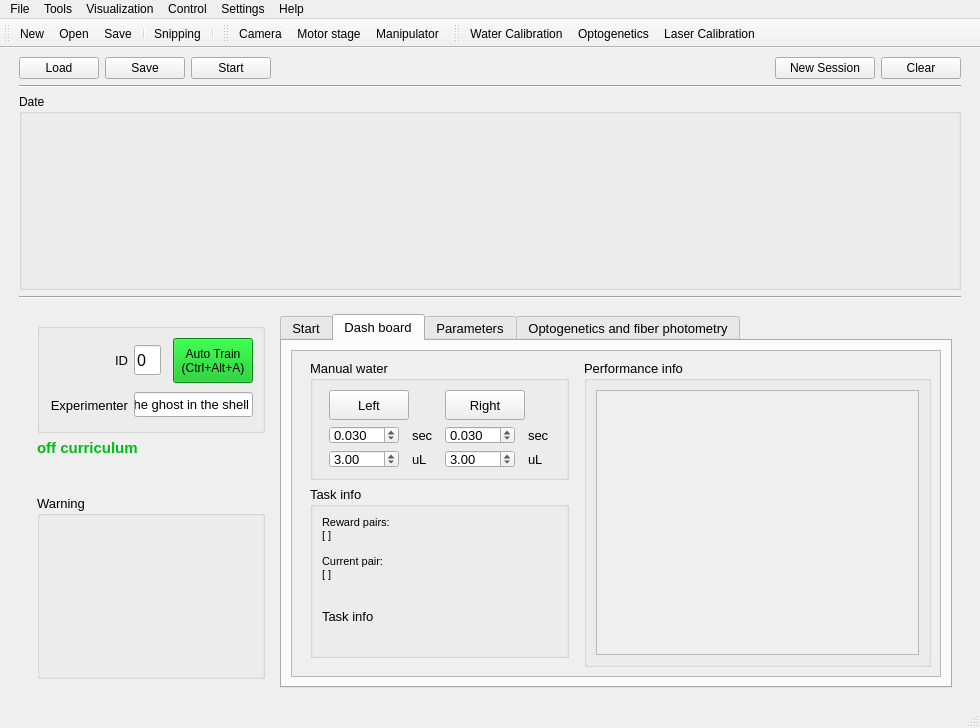
Before: the Qt Designer form src/foraging_gui/ForagingGUI.ui in AllenNeuralDynamics/dynamic-foraging-task, drawn with Qt 5.
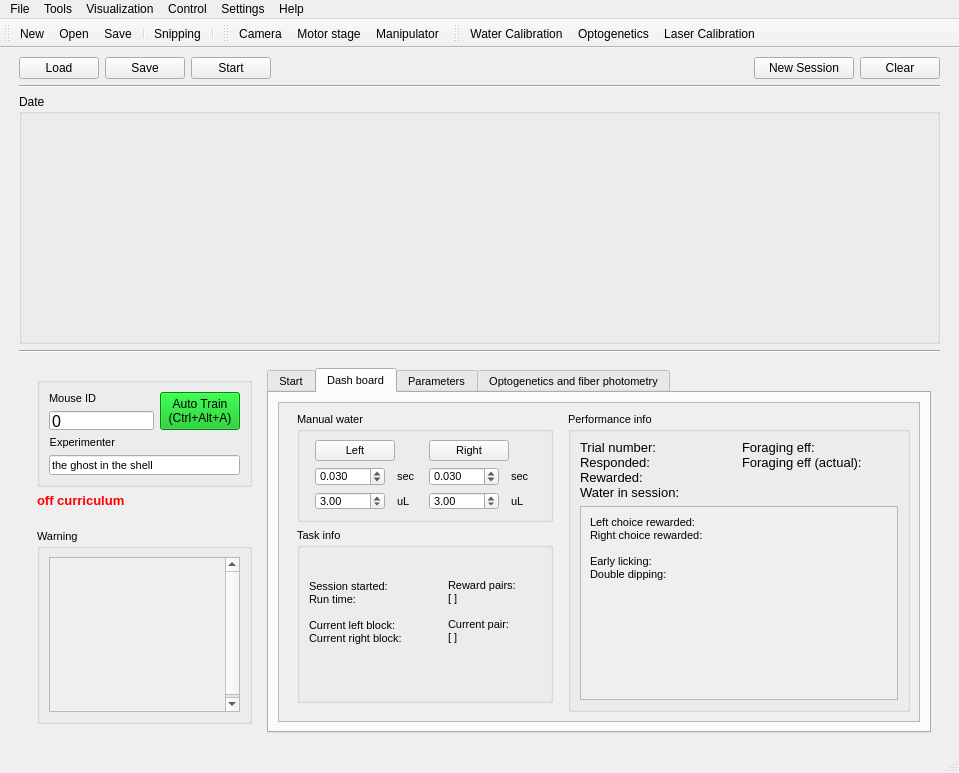
After: the same form once the commit is applied. Icons and pictures are not drawn.

Commit message: reorganize task and performance info

```diff
--- a/src/foraging_gui/ForagingGUI.ui
+++ b/src/foraging_gui/ForagingGUI.ui
@@ -12,8 +12,8 @@
    <rect>
     <x>0</x>
     <y>0</y>
-    <width>980</width>
-    <height>728</height>
+    <width>959</width>
+    <height>773</height>
    </rect>
   </property>
   <property name="sizePolicy">
@@ -180,7 +180,7 @@
         <property name="sizePolicy">
          <sizepolicy hsizetype="Expanding" vsizetype="Expanding">
           <horstretch>0</horstretch>
-          <verstretch>20</verstretch>
+          <verstretch>30</verstretch>
          </sizepolicy>
         </property>
         <property name="minimumSize">
@@ -226,7 +226,7 @@
           <widget class="QWidget" name="widget_3" native="true">
            <property name="sizePolicy">
             <sizepolicy hsizetype="Preferred" vsizetype="Preferred">
-             <horstretch>5</horstretch>
+             <horstretch>7</horstretch>
              <verstretch>0</verstretch>
             </sizepolicy>
            </property>
@@ -253,55 +253,7 @@
                 <layout class="QGridLayout" name="gridLayout_9">
                  <item row="0" column="0">
                   <layout class="QGridLayout" name="gridLayout_4">
-                   <item row="1" column="1" colspan="3">
-                    <widget class="QLineEdit" name="Experimenter">
-                     <property name="sizePolicy">
-                      <sizepolicy hsizetype="Expanding" vsizetype="Fixed">
-                       <horstretch>0</horstretch>
-                       <verstretch>0</verstretch>
-                      </sizepolicy>
-                     </property>
-                     <property name="maximumSize">
-                      <size>
-                       <width>16777215</width>
-                       <height>25</height>
-                      </size>
-                     </property>
-                     <property name="font">
-                      <font>
-                       <pointsize>10</pointsize>
-                      </font>
-                     </property>
-                     <property name="text">
-                      <string>the ghost in the shell</string>
-                     </property>
-                    </widget>
-                   </item>
-                   <item row="1" column="0">
-                    <widget class="QLabel" name="label_74">
-                     <property name="sizePolicy">
-                      <sizepolicy hsizetype="Expanding" vsizetype="Expanding">
-                       <horstretch>0</horstretch>
-                       <verstretch>5</verstretch>
-                      </sizepolicy>
-                     </property>
-                     <property name="font">
-                      <font>
-                       <pointsize>10</pointsize>
-                      </font>
-                     </property>
-                     <property name="text">
-                      <string>Experimenter</string>
-                     </property>
-                     <property name="textFormat">
-                      <enum>Qt::AutoText</enum>
-                     </property>
-                     <property name="alignment">
-                      <set>Qt::AlignRight|Qt::AlignTrailing|Qt::AlignVCenter</set>
-                     </property>
-                    </widget>
-                   </item>
-                   <item row="0" column="0">
+                   <item row="0" column="1">
                     <widget class="QLabel" name="label_72">
                      <property name="sizePolicy">
                       <sizepolicy hsizetype="Expanding" vsizetype="Expanding">
@@ -311,21 +263,69 @@
                      </property>
                      <property name="font">
                       <font>
-                       <pointsize>10</pointsize>
+                       <pointsize>8</pointsize>
                       </font>
                      </property>
                      <property name="text">
-                      <string>ID</string>
+                      <string>Mouse ID</string>
                      </property>
                      <property name="textFormat">
                       <enum>Qt::AutoText</enum>
                      </property>
                      <property name="alignment">
-                      <set>Qt::AlignRight|Qt::AlignTrailing|Qt::AlignVCenter</set>
+                      <set>Qt::AlignLeading|Qt::AlignLeft|Qt::AlignVCenter</set>
                      </property>
                     </widget>
                    </item>
-                   <item row="0" column="3">
+                   <item row="1" column="1" colspan="2">
+                    <widget class="QLineEdit" name="ID">
+                     <property name="sizePolicy">
+                      <sizepolicy hsizetype="Expanding" vsizetype="Preferred">
+                       <horstretch>10</horstretch>
+                       <verstretch>0</verstretch>
+                      </sizepolicy>
+                     </property>
+                     <property name="maximumSize">
+                      <size>
+                       <width>150</width>
+                       <height>30</height>
+                      </size>
+                     </property>
+                     <property name="font">
+                      <font>
+                       <pointsize>12</pointsize>
+                      </font>
+                     </property>
+                     <property name="text">
+                      <string>0</string>
+                     </property>
+                    </widget>
+                   </item>
+                   <item row="4" column="1" colspan="3">
+                    <widget class="QLineEdit" name="Experimenter">
+                     <property name="sizePolicy">
+                      <sizepolicy hsizetype="Expanding" vsizetype="Fixed">
+                       <horstretch>0</horstretch>
+                       <verstretch>0</verstretch>
+                      </sizepolicy>
+                     </property>
+                     <property name="maximumSize">
+                      <size>
+                       <width>16777215</width>
+                       <height>25</height>
+                      </size>
+                     </property>
+                     <property name="font">
+                      <font>
+                       <pointsize>8</pointsize>
+                      </font>
+                     </property>
+                     <property name="text">
+                      <string>the ghost in the shell</string>
+                     </property>
+                    </widget>
+                   </item>
+                   <item row="0" column="3" rowspan="2">
                     <widget class="QPushButton" name="AutoTrain">
                      <property name="sizePolicy">
                       <sizepolicy hsizetype="Minimum" vsizetype="Preferred">
@@ -354,40 +354,27 @@
                      </property>
                     </widget>
                    </item>
-                   <item row="0" column="2">
-                    <spacer name="horizontalSpacer_4">
-                     <property name="orientation">
-                      <enum>Qt::Horizontal</enum>
-                     </property>
-                     <property name="sizeHint" stdset="0">
-                      <size>
-                       <width>10</width>
-                       <height>20</height>
-                      </size>
-                     </property>
-                    </spacer>
-                   </item>
-                   <item row="0" column="1">
-                    <widget class="QLineEdit" name="ID">
+                   <item row="2" column="1">
+                    <widget class="QLabel" name="label_74">
                      <property name="sizePolicy">
-                      <sizepolicy hsizetype="Expanding" vsizetype="Preferred">
-                       <horstretch>10</horstretch>
-                       <verstretch>0</verstretch>
+                      <sizepolicy hsizetype="Expanding" vsizetype="Expanding">
+                       <horstretch>0</horstretch>
+                       <verstretch>5</verstretch>
                       </sizepolicy>
                      </property>
-                     <property name="maximumSize">
-                      <size>
-                       <width>150</width>
-                       <height>30</height>
-                      </size>
-                     </property>
                      <property name="font">
                       <font>
-                       <pointsize>12</pointsize>
+                       <pointsize>8</pointsize>
                       </font>
                      </property>
                      <property name="text">
-                      <string>0</string>
+                      <string>Experimenter</string>
+                     </property>
+                     <property name="textFormat">
+                      <enum>Qt::AutoText</enum>
+                     </property>
+                     <property name="alignment">
+                      <set>Qt::AlignRight|Qt::AlignTrailing|Qt::AlignVCenter</set>
                      </property>
                     </widget>
                    </item>
@@ -407,24 +394,24 @@
                 <property name="minimumSize">
                  <size>
                   <width>0</width>
-                  <height>50</height>
+                  <height>30</height>
                  </size>
                 </property>
                 <property name="maximumSize">
                  <size>
                   <width>16777215</width>
-                  <height>50</height>
+                  <height>30</height>
                  </size>
                 </property>
                 <property name="font">
                  <font>
-                  <pointsize>11</pointsize>
+                  <pointsize>10</pointsize>
                   <weight>75</weight>
                   <bold>true</bold>
                  </font>
                 </property>
                 <property name="styleSheet">
-                 <string notr="true">color: rgb(0, 189, 22)</string>
+                 <string notr="true">color: rgb(255, 0, 0);</string>
                 </property>
                 <property name="text">
                  <string>off curriculum</string>
@@ -456,7 +443,7 @@
                 </property>
                 <property name="font">
                  <font>
-                  <pointsize>10</pointsize>
+                  <pointsize>8</pointsize>
                  </font>
                 </property>
                 <property name="title">
@@ -464,6 +451,19 @@
                 </property>
                 <layout class="QVBoxLayout" name="verticalLayout_2">
                  <item>
+                  <widget class="QScrollArea" name="scrollArea_6">
+                   <property name="widgetResizable">
+                    <bool>true</bool>
+                   </property>
+                   <widget class="QWidget" name="scrollAreaWidgetContents_7">
+                    <property name="geometry">
+                     <rect>
+                      <x>0</x>
+                      <y>0</y>
+                      <width>174</width>
+                      <height>165</height>
+                     </rect>
+                    </property>
                   <layout class="QVBoxLayout" name="verticalLayout">
                    <item>
                     <widget class="QLabel" name="WarningLabelAutoWater">
@@ -473,6 +473,11 @@
                        <verstretch>0</verstretch>
                       </sizepolicy>
                      </property>
+                       <property name="font">
+                        <font>
+                         <pointsize>7</pointsize>
+                        </font>
+                       </property>
                      <property name="text">
                       <string/>
                      </property>
@@ -495,6 +500,11 @@
                        <verstretch>0</verstretch>
                       </sizepolicy>
                      </property>
+                       <property name="font">
+                        <font>
+                         <pointsize>7</pointsize>
+                        </font>
+                       </property>
                      <property name="text">
                       <string/>
                      </property>
@@ -517,6 +527,11 @@
                        <verstretch>0</verstretch>
                       </sizepolicy>
                      </property>
+                       <property name="font">
+                        <font>
+                         <pointsize>7</pointsize>
+                        </font>
+                       </property>
                      <property name="text">
                       <string/>
                      </property>
@@ -539,6 +554,11 @@
                        <verstretch>0</verstretch>
                       </sizepolicy>
                      </property>
+                       <property name="font">
+                        <font>
+                         <pointsize>7</pointsize>
+                        </font>
+                       </property>
                      <property name="text">
                       <string/>
                      </property>
@@ -561,6 +581,11 @@
                        <verstretch>0</verstretch>
                       </sizepolicy>
                      </property>
+                       <property name="font">
+                        <font>
+                         <pointsize>7</pointsize>
+                        </font>
+                       </property>
                      <property name="text">
                       <string/>
                      </property>
@@ -583,6 +608,11 @@
                        <verstretch>0</verstretch>
                       </sizepolicy>
                      </property>
+                       <property name="font">
+                        <font>
+                         <pointsize>7</pointsize>
+                        </font>
+                       </property>
                      <property name="text">
                       <string/>
                      </property>
@@ -605,6 +635,11 @@
                        <verstretch>0</verstretch>
                       </sizepolicy>
                      </property>
+                       <property name="font">
+                        <font>
+                         <pointsize>7</pointsize>
+                        </font>
+                       </property>
                      <property name="text">
                       <string/>
                      </property>
@@ -627,6 +662,11 @@
                        <verstretch>0</verstretch>
                       </sizepolicy>
                      </property>
+                       <property name="font">
+                        <font>
+                         <pointsize>7</pointsize>
+                        </font>
+                       </property>
                      <property name="text">
                       <string/>
                      </property>
@@ -649,6 +689,11 @@
                        <verstretch>0</verstretch>
                       </sizepolicy>
                      </property>
+                       <property name="font">
+                        <font>
+                         <pointsize>7</pointsize>
+                        </font>
+                       </property>
                      <property name="text">
                       <string/>
                      </property>
@@ -664,6 +709,8 @@
                     </widget>
                    </item>
                   </layout>
+                   </widget>
+                  </widget>
                  </item>
                 </layout>
                </widget>
@@ -689,7 +736,7 @@
            </property>
            <property name="font">
             <font>
-             <pointsize>10</pointsize>
+             <pointsize>8</pointsize>
              <weight>50</weight>
              <italic>false</italic>
              <bold>false</bold>
@@ -1797,8 +1844,8 @@
                  <rect>
                   <x>0</x>
                   <y>0</y>
-                  <width>615</width>
-                  <height>318</height>
+                  <width>638</width>
+                  <height>309</height>
                  </rect>
                 </property>
                 <layout class="QHBoxLayout" name="horizontalLayout_9">
@@ -1819,12 +1866,12 @@
                       <property name="maximumSize">
                        <size>
                         <width>260</width>
-                        <height>120</height>
+                        <height>110</height>
                        </size>
                       </property>
                       <property name="font">
                        <font>
-                        <pointsize>10</pointsize>
+                        <pointsize>8</pointsize>
                        </font>
                       </property>
                       <property name="title">
@@ -1842,6 +1889,12 @@
                          <property name="minimumSize">
                           <size>
                            <width>0</width>
+                           <height>0</height>
+                          </size>
+                         </property>
+                         <property name="maximumSize">
+                          <size>
+                           <width>16777215</width>
                            <height>30</height>
                           </size>
                          </property>
@@ -1864,7 +1917,7 @@
                          <property name="maximumSize">
                           <size>
                            <width>70</width>
-                           <height>16777215</height>
+                           <height>20</height>
                           </size>
                          </property>
                          <property name="decimals">
@@ -1902,7 +1955,7 @@
                          <property name="maximumSize">
                           <size>
                            <width>70</width>
-                           <height>16777215</height>
+                           <height>20</height>
                           </size>
                          </property>
                          <property name="decimals">
@@ -1927,7 +1980,7 @@
                          <property name="maximumSize">
                           <size>
                            <width>70</width>
-                           <height>16777215</height>
+                           <height>20</height>
                           </size>
                          </property>
                          <property name="decimals">
@@ -1965,7 +2018,7 @@
                          <property name="maximumSize">
                           <size>
                            <width>70</width>
-                           <height>16777215</height>
+                           <height>20</height>
                           </size>
                          </property>
                          <property name="decimals">
@@ -2016,6 +2069,12 @@
                          <property name="minimumSize">
                           <size>
                            <width>30</width>
+                           <height>0</height>
+                          </size>
+                         </property>
+                         <property name="maximumSize">
+                          <size>
+                           <width>16777215</width>
                            <height>30</height>
                           </size>
                          </property>
@@ -2052,62 +2111,76 @@
                       </property>
                       <property name="font">
                        <font>
-                        <pointsize>10</pointsize>
+                        <pointsize>8</pointsize>
                        </font>
                       </property>
                       <property name="title">
                        <string>Task info</string>
                       </property>
                       <layout class="QHBoxLayout" name="horizontalLayout_13">
-                       <item>
-                        <layout class="QVBoxLayout" name="verticalLayout_8">
-                         <item>
-                          <widget class="QLabel" name="ShowRewardPairs">
-                           <property name="enabled">
-                            <bool>true</bool>
-                           </property>
-                           <property name="sizePolicy">
-                            <sizepolicy hsizetype="Expanding" vsizetype="Fixed">
-                             <horstretch>0</horstretch>
-                             <verstretch>0</verstretch>
-                            </sizepolicy>
-                           </property>
-                           <property name="maximumSize">
-                            <size>
-                             <width>16777215</width>
-                             <height>80</height>
-                            </size>
-                           </property>
-                           <property name="font">
-                            <font>
-                             <pointsize>8</pointsize>
-                            </font>
-                           </property>
-                           <property name="text">
-                            <string>Reward pairs:
-[ ]
-
-Current pair:
-[ ]</string>
-                           </property>
-                           <property name="textFormat">
-                            <enum>Qt::PlainText</enum>
-                           </property>
-                           <property name="scaledContents">
-                            <bool>true</bool>
-                           </property>
-                           <property name="alignment">
-                            <set>Qt::AlignLeading|Qt::AlignLeft|Qt::AlignTop</set>
-                           </property>
-                           <property name="wordWrap">
-                            <bool>true</bool>
-                           </property>
-                          </widget>
-                         </item>
+                       <property name="topMargin">
+                        <number>0</number>
+                       </property>
+                       <item>
+                        <layout class="QHBoxLayout" name="horizontalLayout_14">
                          <item>
                           <widget class="QLabel" name="label_info_task">
+                           <property name="sizePolicy">
+                            <sizepolicy hsizetype="Preferred" vsizetype="Preferred">
+                             <horstretch>10</horstretch>
+                             <verstretch>0</verstretch>
+                            </sizepolicy>
+                           </property>
                            <property name="text">
-                            <string>Task info</string>
+                            <string>Session started:
+Run time:
+
+Current left block:
+Current right block:
+</string>
+                           </property>
+                          </widget>
+                         </item>
+                         <item>
+                          <widget class="QLabel" name="ShowRewardPairs">
+                           <property name="enabled">
+                            <bool>true</bool>
+                           </property>
+                           <property name="sizePolicy">
+                            <sizepolicy hsizetype="Preferred" vsizetype="Preferred">
+                             <horstretch>7</horstretch>
+                             <verstretch>0</verstretch>
+                            </sizepolicy>
+                           </property>
+                           <property name="maximumSize">
+                            <size>
+                             <width>16777215</width>
+                             <height>80</height>
+                            </size>
+                           </property>
+                           <property name="font">
+                            <font>
+                             <pointsize>8</pointsize>
+                            </font>
+                           </property>
+                           <property name="text">
+                            <string>Reward pairs:
+[ ]
+
+Current pair:
+[ ]</string>
+                           </property>
+                           <property name="textFormat">
+                            <enum>Qt::PlainText</enum>
+                           </property>
+                           <property name="scaledContents">
+                            <bool>true</bool>
+                           </property>
+                           <property name="alignment">
+                            <set>Qt::AlignLeading|Qt::AlignLeft|Qt::AlignTop</set>
+                           </property>
+                           <property name="wordWrap">
+                            <bool>true</bool>
                            </property>
                           </widget>
                          </item>
@@ -2141,13 +2214,52 @@
                    </property>
                    <property name="font">
                     <font>
-                     <pointsize>10</pointsize>
+                     <pointsize>8</pointsize>
                     </font>
                    </property>
                    <property name="title">
                     <string>Performance info</string>
                    </property>
                    <layout class="QVBoxLayout" name="verticalLayout_3">
+                    <item>
+                     <layout class="QHBoxLayout" name="horizontalLayout_12">
+                      <item>
+                       <widget class="QLabel" name="label_info_performance_essential_1">
+                        <property name="font">
+                         <font>
+                          <pointsize>10</pointsize>
+                         </font>
+                        </property>
+                        <property name="text">
+                         <string>Trial number:
+Responded:
+Rewarded:
+Water in session:</string>
+                        </property>
+                        <property name="alignment">
+                         <set>Qt::AlignLeading|Qt::AlignLeft|Qt::AlignTop</set>
+                        </property>
+                       </widget>
+                      </item>
+                      <item>
+                       <widget class="QLabel" name="label_info_performance_essential_2">
+                        <property name="font">
+                         <font>
+                          <pointsize>10</pointsize>
+                         </font>
+                        </property>
+                        <property name="text">
+                         <string>Foraging eff:
+Foraging eff (actual):
+</string>
+                        </property>
+                        <property name="alignment">
+                         <set>Qt::AlignLeading|Qt::AlignLeft|Qt::AlignTop</set>
+                        </property>
+                       </widget>
+                      </item>
+                     </layout>
+                    </item>
                     <item>
                      <widget class="QScrollArea" name="scrollArea_3">
                       <property name="widgetResizable">
@@ -2158,8 +2270,8 @@
                         <rect>
                          <x>0</x>
                          <y>0</y>
-                         <width>306</width>
-                         <height>262</height>
+                         <width>319</width>
+                         <height>184</height>
                         </rect>
                        </property>
                        <layout class="QHBoxLayout" name="horizontalLayout_8">
@@ -2175,7 +2287,12 @@
                            </sizepolicy>
                           </property>
                           <property name="text">
-                           <string/>
+                           <string>Left choice rewarded:
+Right choice rewarded:
+
+Early licking:
+Double dipping:
+</string>
                           </property>
                           <property name="textFormat">
                            <enum>Qt::PlainText</enum>
@@ -4255,7 +4372,7 @@
     <rect>
      <x>0</x>
      <y>0</y>
-     <width>980</width>
+     <width>959</width>
      <height>21</height>
     </rect>
    </property>
```
Left out of the diff: 267 changed lines with no effect on the pictures. Lines whose indentation alone changed are shown as unchanged. The commit also changes 3 other files.
